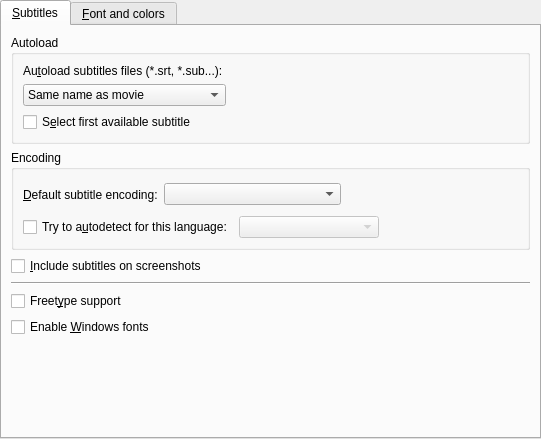
Old version of the form src/prefsubtitles.ui in the repository wilbert2000/wzplayer.
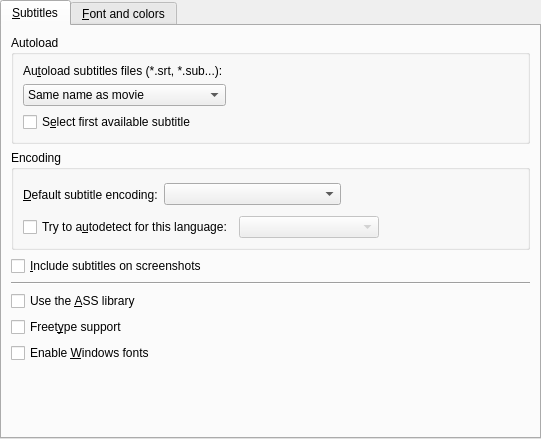
New version of the form. Custom widgets are drawn as their Qt base class.

Commit message: Add an option to enable/disable the ass lib in prefsubtitles

Patch:
```diff
--- a/src/prefsubtitles.ui
+++ b/src/prefsubtitles.ui
@@ -19,6 +19,9 @@
    </property>
    <item>
     <widget class="QTabWidget" name="subtitles_tab">
+     <property name="enabled">
+      <bool>true</bool>
+     </property>
      <property name="currentIndex">
       <number>0</number>
      </property>
@@ -221,6 +224,13 @@
          </property>
         </widget>
        </item>
+       <item>
+        <widget class="QCheckBox" name="use_ass_check">
+         <property name="text">
+          <string>Use the &amp;ASS library</string>
+         </property>
+        </widget>
+       </item>
        <item>
         <widget class="QCheckBox" name="freetype_check">
          <property name="text">
```
Left out of the diff: 4 changed lines with no effect on the pictures. The commit also changes 1 other file.
